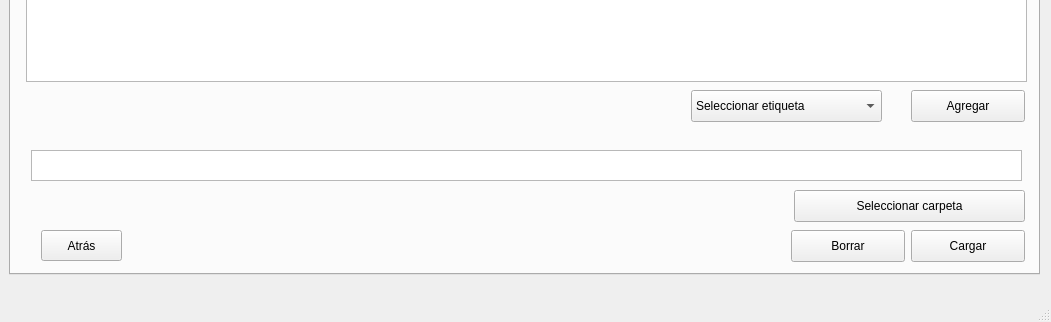
This is Interfaces/view_load_files.ui in adrianvillanueva997/computation_lab_2 as Qt 5 draws it before an edit; both pictures show x 0 to 1051 and y 382 to 704 of the 1051 by 704 pixel window. The edited form follows.
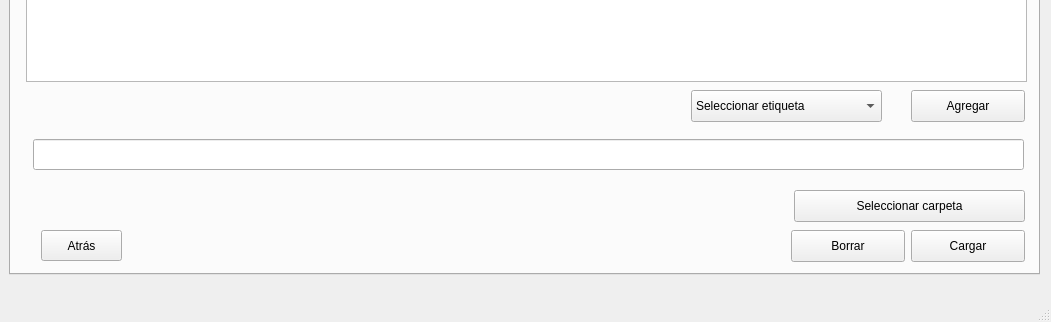
This is the edited form.

The edit to the form file:
```diff
--- a/Interfaces/view_load_files.ui
+++ b/Interfaces/view_load_files.ui
@@ -107,16 +107,6 @@
        <string>Seleccionar carpeta</string>
       </property>
      </widget>
-     <widget class="QTextEdit" name="file_textEdit_path">
-      <property name="geometry">
-       <rect>
-        <x>20</x>
-        <y>480</y>
-        <width>991</width>
-        <height>31</height>
-       </rect>
-      </property>
-     </widget>
      <widget class="QComboBox" name="comboBox_labels_file">
       <property name="geometry">
        <rect>
@@ -165,6 +155,16 @@
        <string>Atrás</string>
       </property>
      </widget>
+     <widget class="QLineEdit" name="file_lineEditPath">
+      <property name="geometry">
+       <rect>
+        <x>22</x>
+        <y>469</y>
+        <width>991</width>
+        <height>31</height>
+       </rect>
+      </property>
+     </widget>
     </widget>
     <widget class="QWidget" name="URL_tab">
      <attribute name="title">
```
